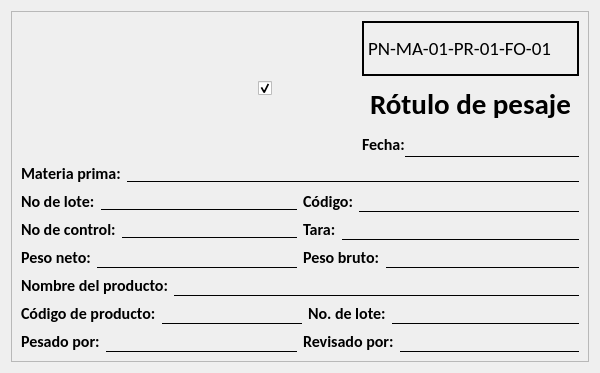
Lolitor777/BysRot, file src/gui/rotuloWidget.ui: the form before one commit.
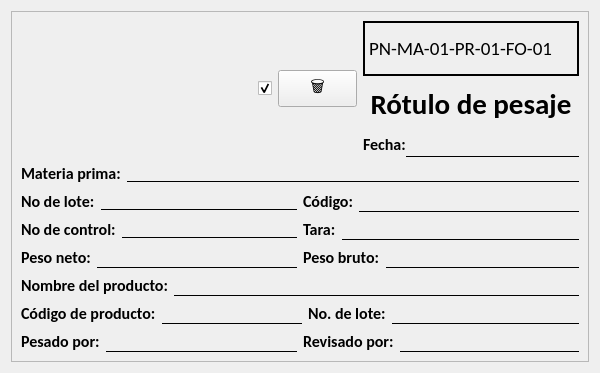
The form after the commit. Icons and pictures are not drawn.

Commit message: Se agrega funcionalidad de eliminar rotulo y agregarlo

Patch:
```diff
--- a/src/gui/rotuloWidget.ui
+++ b/src/gui/rotuloWidget.ui
@@ -69,17 +69,34 @@
            </widget>
           </item>
           <item>
-           <spacer name="horizontalSpacer_6">
-            <property name="orientation">
-             <enum>Qt::Orientation::Horizontal</enum>
+           <widget class="QPushButton" name="btnDelete">
+            <property name="sizePolicy">
+             <sizepolicy hsizetype="Minimum" vsizetype="Fixed">
+              <horstretch>0</horstretch>
+              <verstretch>0</verstretch>
+             </sizepolicy>
             </property>
-            <property name="sizeHint" stdset="0">
+            <property name="minimumSize">
              <size>
-              <width>68</width>
-              <height>20</height>
+              <width>10</width>
+              <height>0</height>
              </size>
             </property>
-           </spacer>
+            <property name="font">
+             <font>
+              <pointsize>12</pointsize>
+             </font>
+            </property>
+            <property name="cursor">
+             <cursorShape>PointingHandCursor</cursorShape>
+            </property>
+            <property name="text">
+             <string>🗑</string>
+            </property>
+            <property name="autoDefault">
+             <bool>false</bool>
+            </property>
+           </widget>
           </item>
           <item>
            <layout class="QVBoxLayout" name="verticalLayout_7">
```
Left out of the diff: 6 changed lines with no effect on the pictures. The commit also changes 10 other files.
